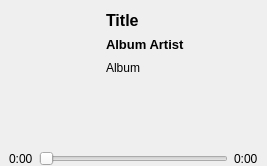
The window that src/miniplayer.ui (Gearlux/GDeskTunes) describes before a commit, drawn with Qt 5.
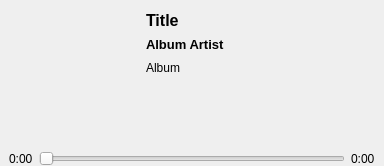
The same window after the commit. Icons and pictures are not drawn. Custom widgets are drawn as their Qt base class.

What changed in the file:
```diff
--- a/src/miniplayer.ui
+++ b/src/miniplayer.ui
@@ -6,14 +6,29 @@
    <rect>
     <x>0</x>
     <y>0</y>
-    <width>267</width>
+    <width>384</width>
     <height>166</height>
    </rect>
   </property>
+  <property name="maximumSize">
+   <size>
+    <width>384</width>
+    <height>16777215</height>
+   </size>
+  </property>
   <property name="windowTitle">
    <string>GDeskTunes</string>
   </property>
   <widget class="QWidget" name="centralwidget">
+   <property name="maximumSize">
+    <size>
+     <width>384</width>
+     <height>16777215</height>
+    </size>
+   </property>
+   <property name="styleSheet">
+    <string notr="true"/>
+   </property>
    <layout class="QVBoxLayout" name="verticalLayout_3">
     <property name="spacing">
      <number>0</number>
@@ -134,6 +149,9 @@
                  <bold>true</bold>
                 </font>
                </property>
+               <property name="styleSheet">
+                <string notr="true"/>
+               </property>
                <property name="text">
                 <string>Title</string>
                </property>
@@ -412,6 +430,9 @@
           </item>
           <item>
            <widget class="QPushButton" name="previous">
+            <property name="enabled">
+             <bool>false</bool>
+            </property>
             <property name="maximumSize">
              <size>
               <width>32</width>
@@ -438,6 +459,9 @@
           </item>
           <item>
            <widget class="QPushButton" name="play">
+            <property name="enabled">
+             <bool>false</bool>
+            </property>
             <property name="maximumSize">
              <size>
               <width>32</width>
@@ -464,6 +488,9 @@
           </item>
           <item>
            <widget class="QPushButton" name="next">
+            <property name="enabled">
+             <bool>false</bool>
+            </property>
             <property name="maximumSize">
              <size>
               <width>32</width>
```
Left out of the diff: 2 changed lines with no effect on the pictures.
